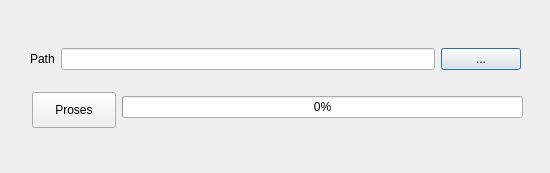
This is gui_linux.ui in ftharyanto/excel-merger as Qt 5 draws it before an edit. The edited form follows.
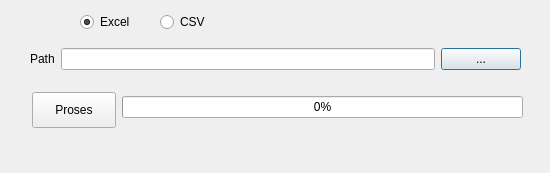
This is the edited form. Icons and pictures are not drawn.

Patch:
```diff
--- a/gui_linux.ui
+++ b/gui_linux.ui
@@ -85,6 +85,35 @@
     </item>
    </layout>
   </widget>
+  <widget class="QRadioButton" name="radioExcel">
+   <property name="geometry">
+    <rect>
+     <x>80</x>
+     <y>10</y>
+     <width>71</width>
+     <height>24</height>
+    </rect>
+   </property>
+   <property name="text">
+    <string>Excel</string>
+   </property>
+   <property name="checked">
+    <bool>true</bool>
+   </property>
+  </widget>
+  <widget class="QRadioButton" name="radioCsv">
+   <property name="geometry">
+    <rect>
+     <x>160</x>
+     <y>10</y>
+     <width>61</width>
+     <height>24</height>
+    </rect>
+   </property>
+   <property name="text">
+    <string>CSV</string>
+   </property>
+  </widget>
  </widget>
  <resources/>
  <connections/>
```
Left out of the diff: 11 changed lines with no effect on the pictures.
